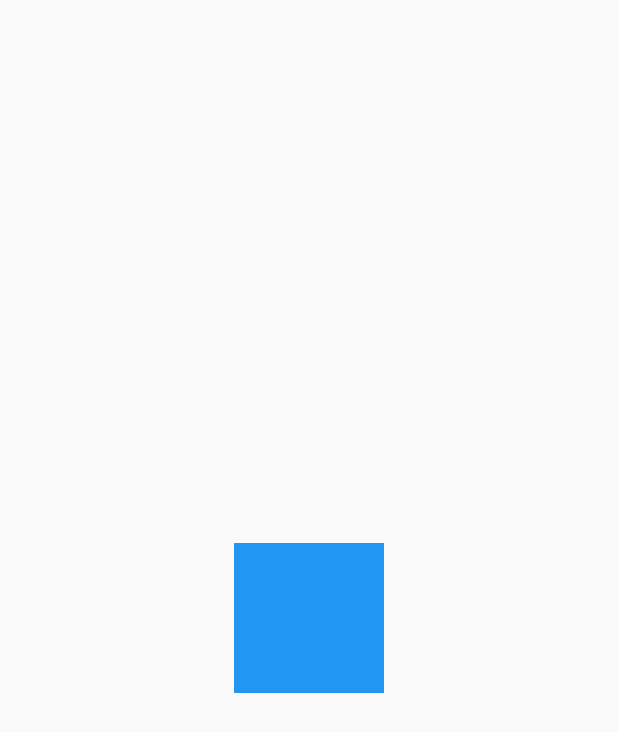
After one commit to mustafa-alperen-yilmaz/flutter_mailApp, a Flutter app: the Splash screen opened directly, on a phone screen of 412 x 824 dp. The commit adds this screen. Shown: the top 732 px of the screen. Run offline on Flutter 3.47's test engine with Material 2 defaults, Android fonts, the phone set to English and light mode, and no system bars; our stand-ins replace animated_splash_screen, avatar_glow, speech_to_text; missing offline and left inert: clipboard, external_app_launcher.

Commit message:
splash screen eklendi

```diff
--- a/lib/main.dart
+++ b/lib/main.dart
@@ -1,5 +1,7 @@
+import 'package:animated_splash_screen/animated_splash_screen.dart';
 import 'package:flutter/material.dart';
 import 'package:flutter/services.dart';
+import 'package:mailapp/splashscreen/splash.dart';
 import 'homepage/home_page.dart';
 
 Future main() async {
@@ -23,7 +25,12 @@ class MyApp extends StatelessWidget {
       theme: ThemeData(
         primarySwatch: Colors.blue,
       ),
-      home: const HomePage(),
+      home: AnimatedSplashScreen(
+          splash: Icons.mail,
+          duration: 2000,
+          splashTransition: SplashTransition.rotationTransition,
+          backgroundColor: Colors.blue,
+          nextScreen: HomePage()),
     );
   }
 }
--- /dev/null
+++ b/lib/splashscreen/splash.dart
@@ -0,0 +1,42 @@
+import 'package:flutter/material.dart';
+import 'package:mailapp/homepage/home_page.dart';
+
+class Splash extends StatefulWidget {
+  const Splash({Key? key}) : super(key: key);
+
+  @override
+  State<Splash> createState() => _SplashState();
+}
+
+class _SplashState extends State<Splash> {
+  @override
+  void initState() {
+    super.initState();
+    _navigationHome();
+  }
+
+  _navigationHome() async {
+    await Future.delayed(Duration(seconds: 2), () {});
+    // ignore: use_build_context_synchronously
+    Navigator.pushReplacement(
+        context, MaterialPageRoute(builder: (context) => HomePage()));
+  }
+
+  @override
+  Widget build(BuildContext context) {
+    return Scaffold(
+      body: Center(
+        child: Column(
+          mainAxisAlignment: MainAxisAlignment.center,
+          children: [
+            Container(
+              height: 100,
+              width: 100,
+              color: Colors.blue,
+            ),
+          ],
+        ),
+      ),
+    );
+  }
+}
--- a/pubspec.yaml
+++ b/pubspec.yaml
@@ -27,6 +27,7 @@ environment:
 # the latest version available on pub.dev. To see which dependencies have newer
 # versions available, run `flutter pub outdated`.
 dependencies:
+  animated_splash_screen: ^1.3.0
   avatar_glow: ^2.0.2
   clipboard: ^0.1.3
   cupertino_icons: ^1.0.2
```
Also changed, not shown: pubspec.lock.
